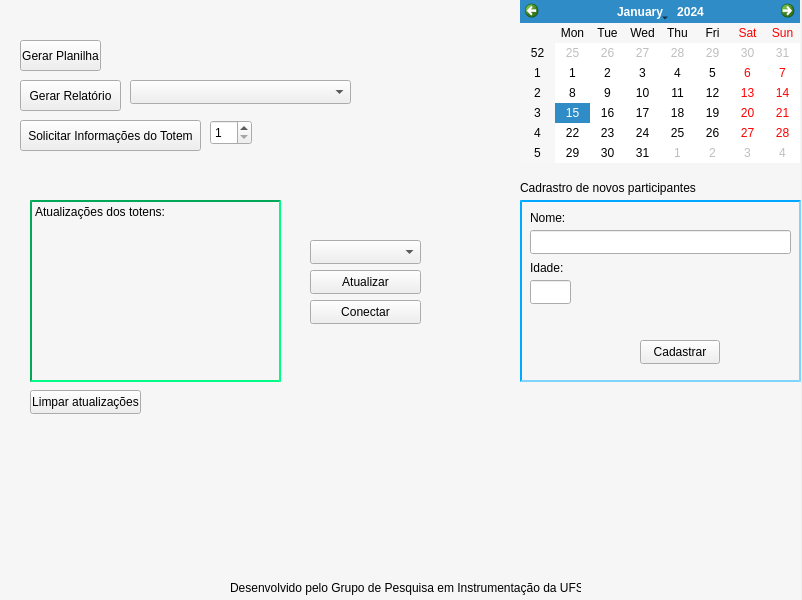
Qt form form.ui (David1340/Sofwatre_FTG) before a commit.
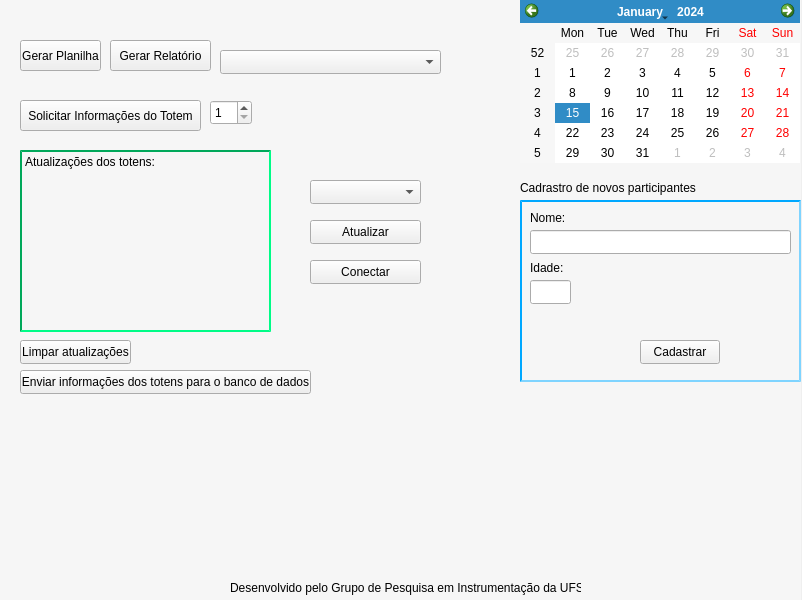
The same form after that commit. Icons and pictures are not drawn.

Commit message: Novo botão para enviar as informações para o banco de dados

```diff
--- a/form.ui
+++ b/form.ui
@@ -16,8 +16,8 @@
   <widget class="QPushButton" name="PushButtonGerarRelatorio">
    <property name="geometry">
     <rect>
-     <x>20</x>
-     <y>80</y>
+     <x>110</x>
+     <y>40</y>
      <width>101</width>
      <height>31</height>
     </rect>
@@ -91,7 +91,7 @@
    <property name="geometry">
     <rect>
      <x>20</x>
-     <y>120</y>
+     <y>100</y>
      <width>181</width>
      <height>31</height>
     </rect>
@@ -104,7 +104,7 @@
    <property name="geometry">
     <rect>
      <x>210</x>
-     <y>120</y>
+     <y>100</y>
      <width>42</width>
      <height>25</height>
     </rect>
@@ -119,8 +119,8 @@
   <widget class="QComboBox" name="ComboBoxNomes">
    <property name="geometry">
     <rect>
-     <x>130</x>
-     <y>80</y>
+     <x>220</x>
+     <y>50</y>
      <width>221</width>
      <height>24</height>
     </rect>
@@ -162,8 +162,8 @@
   <widget class="QLabel" name="Atualizacoes">
    <property name="geometry">
     <rect>
-     <x>30</x>
-     <y>200</y>
+     <x>20</x>
+     <y>150</y>
      <width>251</width>
      <height>182</height>
     </rect>
@@ -188,8 +188,8 @@
   <widget class="QPushButton" name="PushButtonLimparAtualizacoes">
    <property name="geometry">
     <rect>
-     <x>30</x>
-     <y>390</y>
+     <x>20</x>
+     <y>340</y>
      <width>111</width>
      <height>24</height>
     </rect>
@@ -335,7 +335,7 @@
    <property name="geometry">
     <rect>
      <x>310</x>
-     <y>240</y>
+     <y>180</y>
      <width>111</width>
      <height>24</height>
     </rect>
@@ -345,7 +345,7 @@
    <property name="geometry">
     <rect>
      <x>310</x>
-     <y>300</y>
+     <y>260</y>
      <width>111</width>
      <height>24</height>
     </rect>
@@ -358,7 +358,7 @@
    <property name="geometry">
     <rect>
      <x>310</x>
-     <y>270</y>
+     <y>220</y>
      <width>111</width>
      <height>24</height>
     </rect>
@@ -367,6 +367,19 @@
     <string>Atualizar</string>
    </property>
   </widget>
+  <widget class="QPushButton" name="pushButtonBancoDados">
+   <property name="geometry">
+    <rect>
+     <x>20</x>
+     <y>370</y>
+     <width>291</width>
+     <height>24</height>
+    </rect>
+   </property>
+   <property name="text">
+    <string>Enviar informações dos totens para o banco de dados</string>
+   </property>
+  </widget>
   <zorder>label_4</zorder>
   <zorder>PushButtonGerarRelatorio</zorder>
   <zorder>PushButtonGerarPlanilha</zorder>
@@ -391,6 +404,7 @@
   <zorder>comboBoxUSB</zorder>
   <zorder>pushButtonUSB</zorder>
   <zorder>pushButtonUSB2</zorder>
+  <zorder>pushButtonBancoDados</zorder>
  </widget>
  <resources/>
  <connections/>
```
The commit also changes 1 other file.
